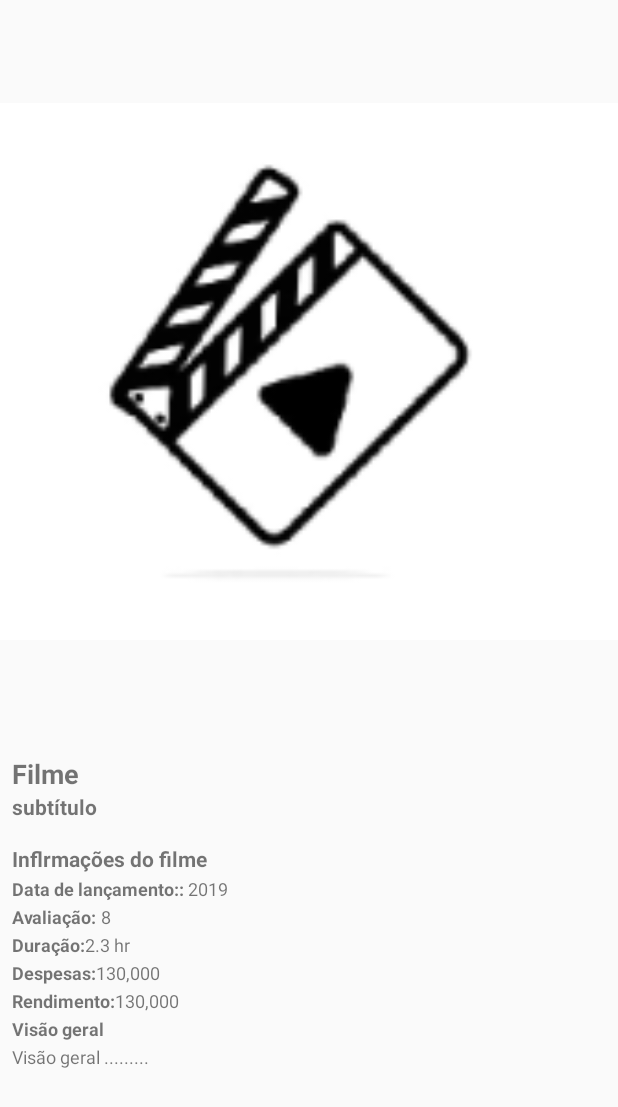
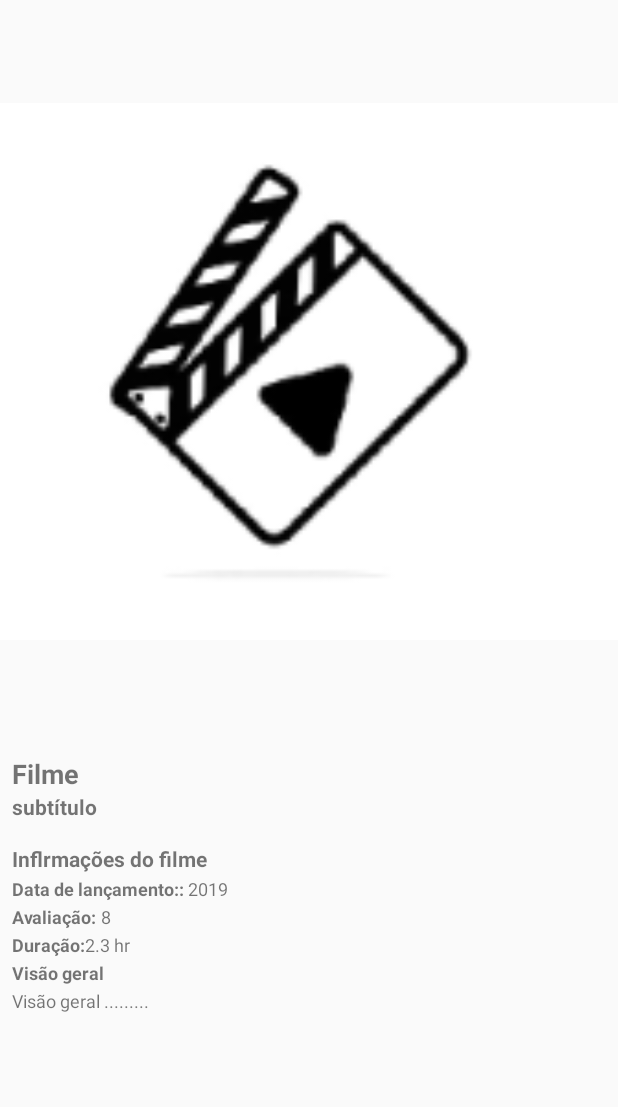
Before and after one commit to Cassiolucianoo/desafio-lista-filmes, an Android app: the layout activity_movie_details.xml on its own in the app's theme, with its tools: preview values and no code run, on a phone screen of 412 x 824 dp. Shown: the top 1107 px of the screen. Run offline under Robolectric (Android 15) with nearby library versions, the phone set to English and light mode, and no system bars; network calls fail.

Commit message:
details
-Finishing details activity
-Rxjava
-confing retrofit

```diff
--- a/app/build.gradle
+++ b/app/build.gradle
@@ -28,7 +28,7 @@ dependencies {
     implementation fileTree(dir: "libs", include: ["*.jar"])
     implementation "org.jetbrains.kotlin:kotlin-stdlib:$kotlin_version"
     implementation 'androidx.core:core-ktx:1.3.1'
-    implementation 'androidx.appcompat:appcompat:1.2.0'
+    implementation 'androidx.appcompat:appcompat:1.1.0-alpha05'
     implementation 'androidx.constraintlayout:constraintlayout:2.0.1'
     testImplementation 'junit:junit:4.12'
     androidTestImplementation 'androidx.test.ext:junit:1.1.2'
--- a/app/src/main/res/layout/activity_main.xml
+++ b/app/src/main/res/layout/activity_main.xml
@@ -4,9 +4,10 @@
     xmlns:tools="http://schemas.android.com/tools"
     android:layout_width="match_parent"
     android:layout_height="match_parent"
-    tools:context=".MainActivity">
+    tools:context=".ui.MainActivity">
 
-    <TextView
+    <Button
+        android:id="@+id/btn"
         android:layout_width="wrap_content"
         android:layout_height="wrap_content"
         android:text="Hello World!"
--- a/app/src/main/res/layout/activity_movie_details.xml
+++ b/app/src/main/res/layout/activity_movie_details.xml
@@ -5,7 +5,7 @@
     xmlns:app="http://schemas.android.com/apk/res-auto"
     android:layout_width="match_parent"
     android:layout_height="match_parent"
-    tools:context=".movie_details.MovieDetails">
+    tools:context=".vo.MovieDetails">
 
     <LinearLayout
         android:layout_width="match_parent"
@@ -20,6 +20,7 @@
             android:visibility="gone"/>
 
         <TextView
+            android:id="@+id/txt_error"
             android:layout_width="match_parent"
             android:layout_height="match_parent"
             android:gravity="center"
@@ -38,6 +39,7 @@
                 android:orientation="vertical">
 
                 <ImageView
+                    android:id="@+id/iv_movie_poster"
                     android:layout_width="match_parent"
                     android:layout_height="495dp"
                     android:layout_gravity="center"
@@ -147,21 +149,7 @@
                         android:layout_height="match_parent"
                         android:orientation="horizontal">
 
-                        <TextView
-                            android:layout_width="wrap_content"
-                            android:layout_height="wrap_content"
-                            android:layout_marginTop="2dp"
-                            android:text="@string/Expenses"
-                            android:textSize="12sp"
-                            android:textStyle="bold"/>
 
-                        <TextView
-                            android:id="@+id/movie_budget"
-                            android:layout_width="wrap_content"
-                            android:layout_height="wrap_content"
-                            android:layout_marginTop="2dp"
-                            android:text="130,000"
-                            android:textSize="12sp"/>
 
                     </LinearLayout>
 
@@ -170,21 +158,9 @@
                         android:layout_height="match_parent"
                         android:orientation="horizontal">
 
-                        <TextView
-                            android:layout_width="wrap_content"
-                            android:layout_height="wrap_content"
-                            android:layout_marginTop="2dp"
-                            android:text="@string/profits"
-                            android:textSize="12sp"
-                            android:textStyle="bold"/>
 
-                        <TextView
-                            android:id="@+id/movie_revenue"
-                            android:layout_width="wrap_content"
-                            android:layout_height="wrap_content"
-                            android:layout_marginTop="2dp"
-                            android:text="130,000"
-                            android:textSize="12sp"/>
+
+
 
                     </LinearLayout>
 
```
Also changed, not shown: app/src/main/AndroidManifest.xml (+9 -6 lines), app/src/main/java/com/cassiolucianodasilva/movielistchallenge/MainActivity.kt (deleted, +0 -13 lines), app/src/main/java/com/cassiolucianodasilva/movielistchallenge/data/api/TheMovieDBClient.kt (added, +50 -0 lines), app/src/main/java/com/cassiolucianodasilva/movielistchallenge/data/api/TheMovieDBInterface.kt (added, +16 -0 lines), app/src/main/java/com/cassiolucianodasilva/movielistchallenge/data/repository/MovieDetailsNetworkDataSource.kt (added, +49 -0 lines), app/src/main/java/com/cassiolucianodasilva/movielistchallenge/data/repository/NetWorkState.kt (+11 -11 lines), app/src/main/java/com/cassiolucianodasilva/movielistchallenge/movie_details/MovieDetails.kt (deleted, +0 -12 lines), app/src/main/java/com/cassiolucianodasilva/movielistchallenge/ui/MainActivity.kt (added, +24 -0 lines), app/src/main/java/com/cassiolucianodasilva/movielistchallenge/ui/single_movie_details/MovieDetailsRepository.kt (added, +29 -0 lines), app/src/main/java/com/cassiolucianodasilva/movielistchallenge/ui/single_movie_details/SingleMovie.kt (added, +79 -0 lines), app/src/main/java/com/cassiolucianodasilva/movielistchallenge/ui/single_movie_details/SingleMovieViwModel.kt (added, +28 -0 lines), app/src/main/java/com/cassiolucianodasilva/movielistchallenge/vo/MovieDetails.kt (added, +23 -0 lines).
